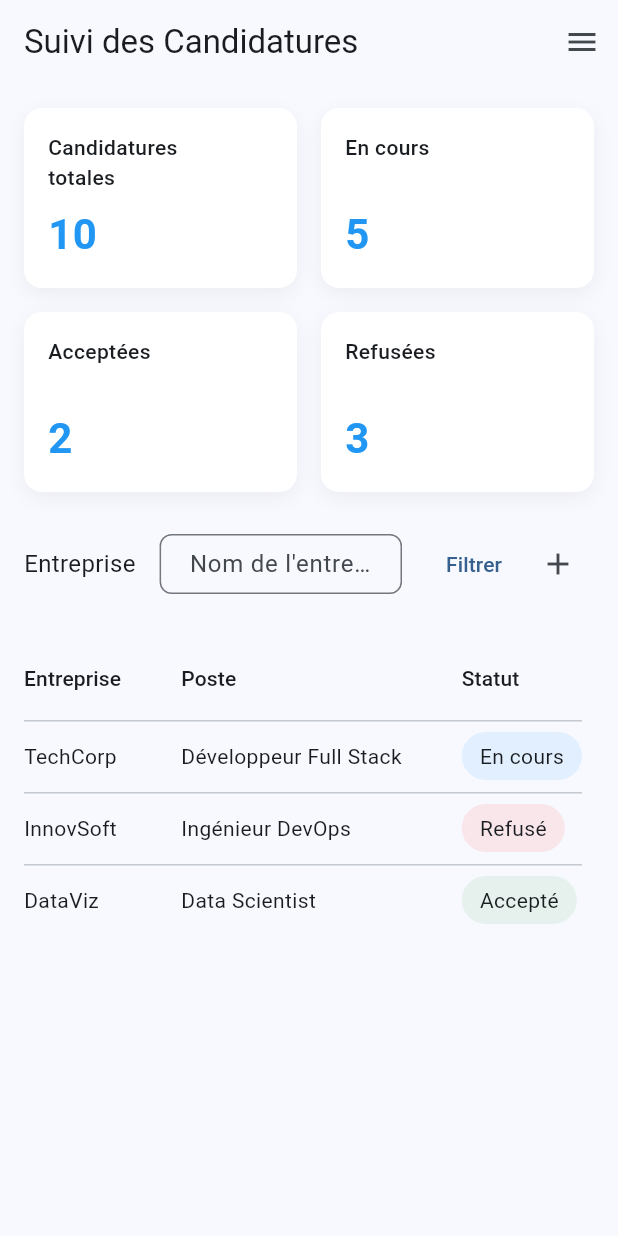
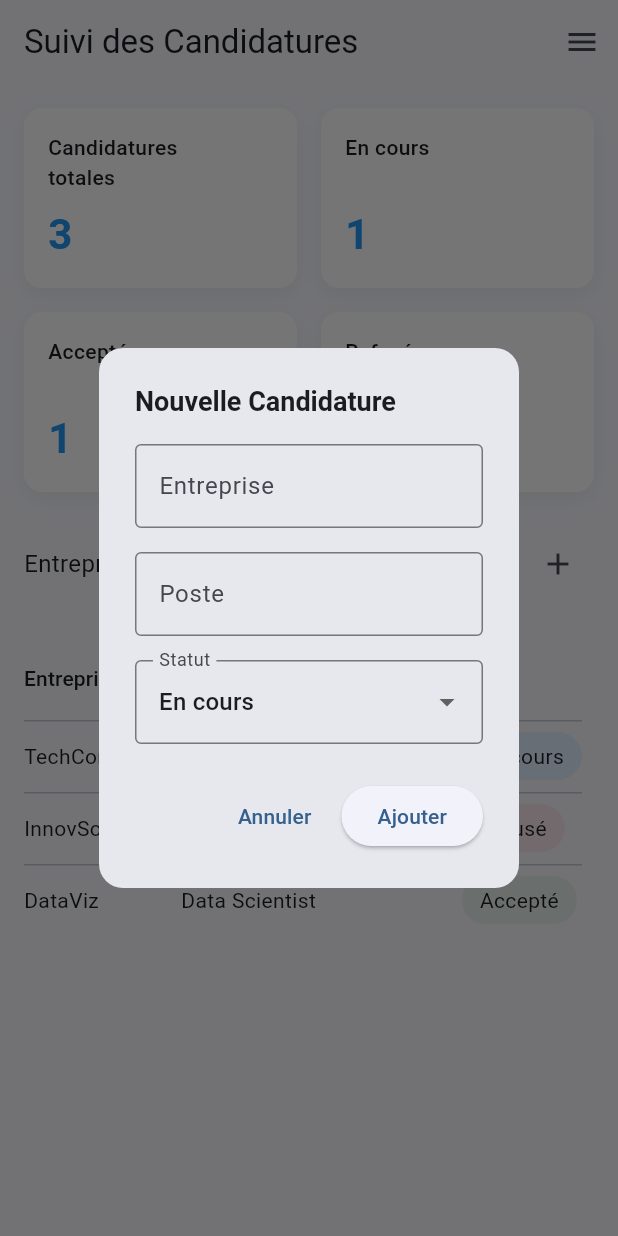
Before and after one commit to Job-App-Tracker-Efrei/flutter, a Flutter app: the screen it shows after launch, after a tap on the "add" icon, on a phone screen of 412 x 824 dp. Run offline on Flutter 3.47's test engine with Material 3 defaults, Android fonts, the phone set to English and light mode, and no system bars; our stand-ins replace google_sign_in.

Commit message:
feat: add candidature modal and update tracking functionality

```diff
--- a/lib/main.dart
+++ b/lib/main.dart
@@ -20,8 +20,129 @@
   }
 }
 
-class SuiviCandidatures extends StatelessWidget {
+class AddCandidatureModal extends StatefulWidget {
+  const AddCandidatureModal({super.key});
+
+  @override
+  _AddCandidatureModalState createState() => _AddCandidatureModalState();
+}
+
+class _AddCandidatureModalState extends State<AddCandidatureModal> {
+  final _formKey = GlobalKey<FormState>();
+  final TextEditingController _entrepriseController = TextEditingController();
+  final TextEditingController _posteController = TextEditingController();
+  String _statut = 'En cours';
+
+  final List<String> _statutOptions = ['En cours', 'Accepté', 'Refusé'];
+
+  @override
+  Widget build(BuildContext context) {
+    return AlertDialog(
+      title: const Text(
+        'Nouvelle Candidature',
+        style: TextStyle(
+          fontSize: 18,
+          fontWeight: FontWeight.bold,
+        ),
+      ),
+      content: Form(
+        key: _formKey,
+        child: Column(
+          mainAxisSize: MainAxisSize.min,
+          children: [
+            TextFormField(
+              controller: _entrepriseController,
+              decoration: const InputDecoration(
+                labelText: 'Entreprise',
+                border: OutlineInputBorder(),
+              ),
+              validator: (value) {
+                if (value == null || value.isEmpty) {
+                  return 'Veuillez entrer le nom de l\'entreprise';
+                }
+                return null;
+              },
+            ),
+            const SizedBox(height: 16),
+            TextFormField(
+              controller: _posteController,
+              decoration: const InputDecoration(
+                labelText: 'Poste',
+                border: OutlineInputBorder(),
+              ),
+              validator: (value) {
+                if (value == null || value.isEmpty) {
+                  return 'Veuillez entrer le nom du poste';
+                }
+                return null;
+              },
+            ),
+            const SizedBox(height: 16),
+            DropdownButtonFormField<String>(
+              value: _statut,
+              decoration: const InputDecoration(
+                labelText: 'Statut',
+                border: OutlineInputBorder(),
+              ),
+              items: _statutOptions.map((String status) {
+                return DropdownMenuItem<String>(
+                  value: status,
+                  child: Text(status),
+                );
+              }).toList(),
+              onChanged: (String? newValue) {
+                setState(() {
+                  _statut = newValue!;
+                });
+              },
+            ),
+          ],
+        ),
+      ),
+      actions: [
+        TextButton(
+          onPressed: () {
+            Navigator.of(context).pop(); // Fermer la modale
+          },
+          child: const Text('Annuler'),
+        ),
+        ElevatedButton(
+          onPressed: () {
+            if (_formKey.currentState!.validate()) {
+              // Logique pour enregistrer la nouvelle candidature
+              final nouvelleCandidature = {
+                'entreprise': _entrepriseController.text,
+                'poste': _posteController.text,
+                'statut': _statut,
+              };
+
+              Navigator.of(context).pop(nouvelleCandidature);
+            }
+          },
+          child: const Text('Ajouter'),
+        ),
+      ],
+      shape: RoundedRectangleBorder(
+        borderRadius: BorderRadius.circular(16),
+      ),
+    );
+  }
+}
+
+class SuiviCandidatures extends StatefulWidget {
   const SuiviCandidatures({super.key});
+
+  @override
+  _SuiviCandidaturesState createState() => _SuiviCandidaturesState();
+}
+
+class _SuiviCandidaturesState extends State<SuiviCandidatures> {
+  // Liste pour stocker les candidatures
+  final List<Map<String, String>> _candidatures = [
+    {'entreprise': 'TechCorp', 'poste': 'Développeur Full Stack', 'statut': 'En cours'},
+    {'entreprise': 'InnovSoft', 'poste': 'Ingénieur DevOps', 'statut': 'Refusé'},
+    {'entreprise': 'DataViz', 'poste': 'Data Scientist', 'statut': 'Accepté'},
+  ];
 
   @override
   Widget build(BuildContext context) {
@@ -42,14 +163,14 @@
             crossAxisAlignment: CrossAxisAlignment.start,
             children: [
               // Cartes de statistiques
-              const Wrap(
+              Wrap(
                 spacing: 16,
                 runSpacing: 16,
                 children: [
-                  StatCard(title: 'Candidatures\ntotales', value: '10'),
-                  StatCard(title: 'En cours', value: '5'),
-                  StatCard(title: 'Acceptées', value: '2'),
-                  StatCard(title: 'Refusées', value: '3'),
+                  StatCard(title: 'Candidatures\ntotales', value: _candidatures.length.toString()),
+                  StatCard(title: 'En cours', value: _candidatures.where((c) => c['statut'] == 'En cours').length.toString()),
+                  StatCard(title: 'Acceptées', value: _candidatures.where((c) => c['statut'] == 'Accepté').length.toString()),
+                  StatCard(title: 'Refusées', value: _candidatures.where((c) => c['statut'] == 'Refusé').length.toString()),
                 ],
               ),
               const SizedBox(height: 24),
@@ -81,7 +202,21 @@
                   ),
                   IconButton(
                     icon: const Icon(Icons.add),
-                    onPressed: () {},
+                    onPressed: () {
+                      // Afficher la modale d'ajout de candidature
+                      showDialog(
+                        context: context,
+                        builder: (BuildContext context) {
+                          return const AddCandidatureModal();
+                        },
+                      ).then((nouvelleCandidature) {
+                        if (nouvelleCandidature != null) {
+                          setState(() {
+                            _candidatures.add(nouvelleCandidature);
+                          });
+                        }
+                      });
+                    },
                   ),
                 ],
               ),
@@ -97,50 +232,22 @@
                     DataColumn(label: Text('Poste')),
                     DataColumn(label: Text('Statut')),
                   ],
-                  rows: [
-                    DataRow(cells: [
-                      const DataCell(Text('TechCorp')),
-                      const DataCell(Text('Développeur Full Stack')),
+                  rows: _candidatures.map((candidature) {
+                    return DataRow(cells: [
+                      DataCell(Text(candidature['entreprise']!)),
+                      DataCell(Text(candidature['poste']!)),
                       DataCell(
                         Container(
                           padding: const EdgeInsets.symmetric(horizontal: 12, vertical: 6),
                           decoration: BoxDecoration(
-                            color: Colors.blue.withOpacity(0.1),
+                            color: _getStatusColor(candidature['statut']!),
                             borderRadius: BorderRadius.circular(16),
                           ),
-                          child: const Text('En cours'),
+                          child: Text(candidature['statut']!),
                         ),
                       ),
-                    ]),
-                    DataRow(cells: [
-                      const DataCell(Text('InnovSoft')),
-                      const DataCell(Text('Ingénieur DevOps')),
-                      DataCell(
-                        Container(
-                          padding: const EdgeInsets.symmetric(horizontal: 12, vertical: 6),
-                          decoration: BoxDecoration(
-                            color: Colors.red.withOpacity(0.1),
-                            borderRadius: BorderRadius.circular(16),
-                          ),
-                          child: const Text('Refusé'),
-                        ),
-                      ),
-                    ]),
-                    DataRow(cells: [
-                      const DataCell(Text('DataViz')),
-                      const DataCell(Text('Data Scientist')),
-                      DataCell(
-                        Container(
-                          padding: const EdgeInsets.symmetric(horizontal: 12, vertical: 6),
-                          decoration: BoxDecoration(
-                            color: Colors.green.withOpacity(0.1),
-                            borderRadius: BorderRadius.circular(16),
-                          ),
-                          child: const Text('Accepté'),
-                        ),
-                      ),
-                    ]),
-                  ],
+                    ]);
+                  }).toList(),
                 ),
               ),
             ],
@@ -148,6 +255,20 @@
         ),
       ),
     );
+  }
+
+  // Fonction pour obtenir la couleur du statut
+  Color _getStatusColor(String statut) {
+    switch (statut) {
+      case 'En cours':
+        return Colors.blue.withOpacity(0.1);
+      case 'Accepté':
+        return Colors.green.withOpacity(0.1);
+      case 'Refusé':
+        return Colors.red.withOpacity(0.1);
+      default:
+        return Colors.grey.withOpacity(0.1);
+    }
   }
 }
 
```
Also changed, not shown: 3 other files.
